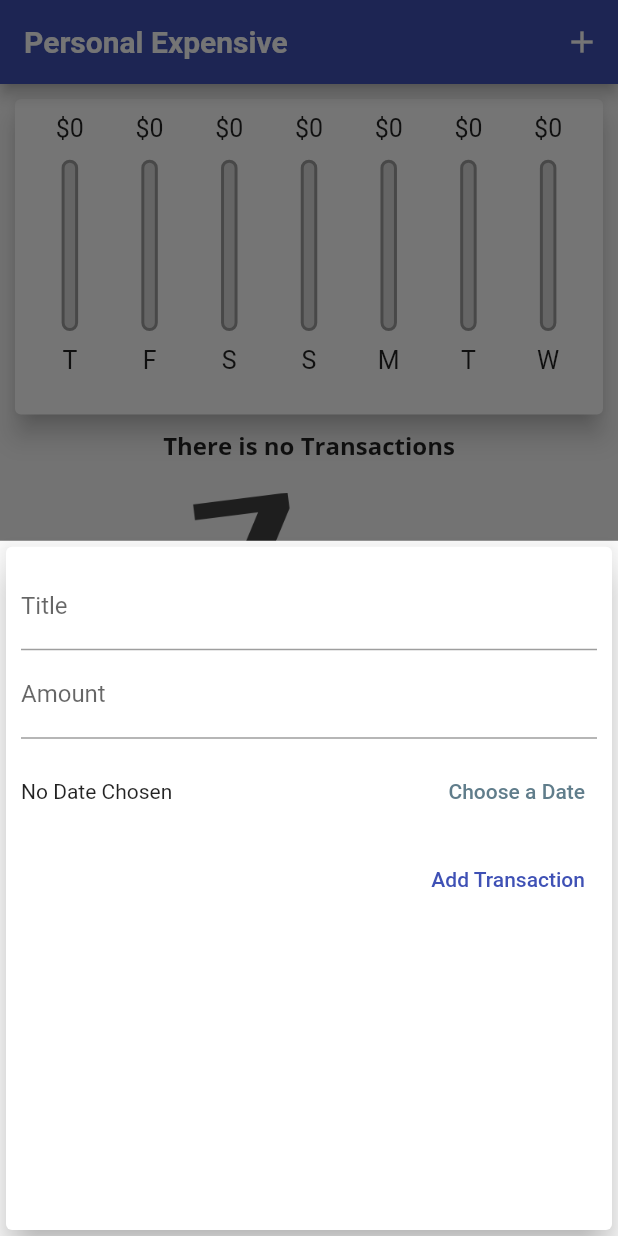
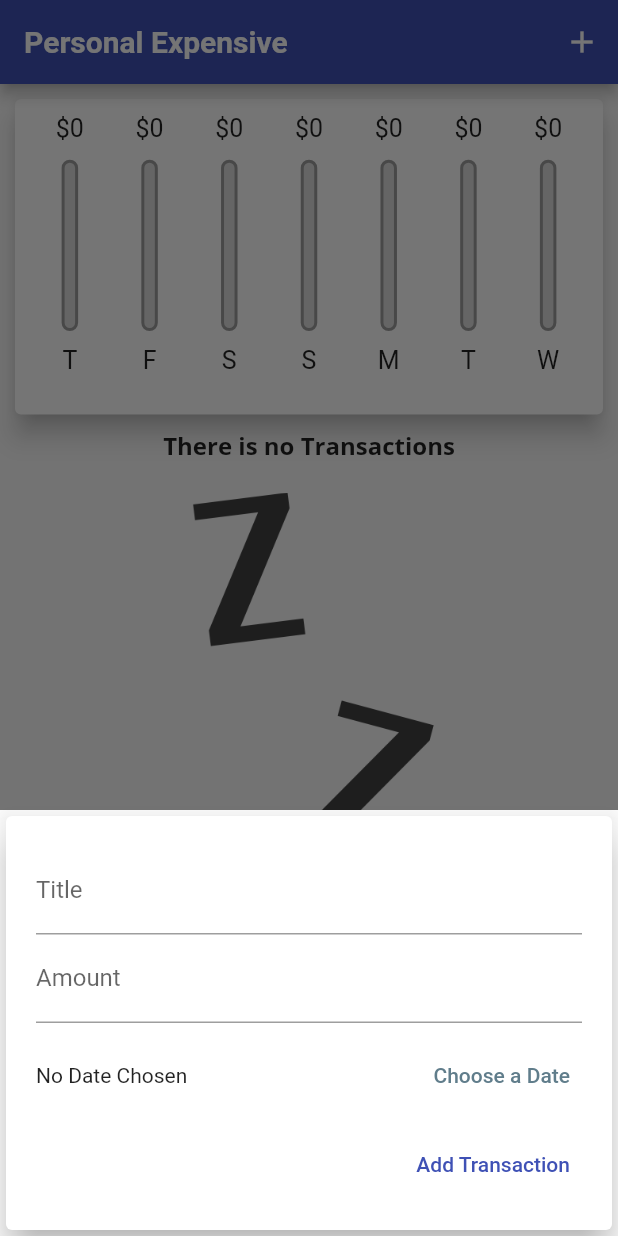
Before and after one commit to abu271200/Notes, a Flutter app: the screen it shows after launch, after a tap on the "add" icon, on a phone screen of 412 x 824 dp. Run offline on Flutter 3.47's test engine with Material 2 defaults, Android fonts, the phone set to English and light mode, and no system bars; Roboto replaces fonts that are missing (OpenSana).

Commit message:
all r cmplt

```diff
--- a/lib/main.dart
+++ b/lib/main.dart
@@ -95,7 +95,8 @@
 
 @override
   Widget build(BuildContext context) {
-    final islandscape = MediaQuery.of(context).orientation == Orientation.landscape;
+    final mediaQuery = MediaQuery.of(context);
+    final islandscape = mediaQuery.orientation == Orientation.landscape;
     final appBar =  AppBar(
           backgroundColor: Colors.indigo,
           title:Text('Personal Expensive'),
@@ -107,9 +108,9 @@
           ],
           );
           final txListWidget = Container(
-            height:(MediaQuery.of(context).size.height -
+            height:(mediaQuery.size.height -
                 appBar.preferredSize.height -
-                MediaQuery.of(context).padding.top) * 0.7,
+                mediaQuery.padding.top) * 0.7,
                child: TransactionList(_userTransactions, _deleteTransaction),
               );
         return Scaffold(
@@ -133,17 +134,17 @@
                     ],
                 ),
                 if (!islandscape) Container(
-                 height:(MediaQuery.of(context).size.height -
+                 height:(mediaQuery.size.height -
                 appBar.preferredSize.height -
-                MediaQuery.of(context).padding.top) * 0.3,
+                mediaQuery.padding.top) * 0.3,
                 child:Chart(_recentTransactions),
                 ),
                 if (!islandscape) txListWidget,
                if (islandscape) _showChart
                 ? Container(
-                 height:(MediaQuery.of(context).size.height -
+                 height:(mediaQuery.size.height -
                 appBar.preferredSize.height -
-                MediaQuery.of(context).padding.top) * 0.6,
+                mediaQuery.padding.top) * 0.6,
                 child:Chart(_recentTransactions),
                 )
                 :txListWidget,
--- a/lib/widgets/new_transaction.dart
+++ b/lib/widgets/new_transaction.dart
@@ -51,10 +51,16 @@
 
   @override
   Widget build(BuildContext context) {
-    return Card(
+    return SingleChildScrollView(
+      child: Card(
         elevation: 10,
         child: Container(
-        padding: EdgeInsets.all(10),
+          padding: EdgeInsets.only(
+            top: 20,
+            left: 20,
+            right: 20,
+            bottom: MediaQuery.of(context).viewInsets.bottom + 20,
+          ),
           child: Column(
             crossAxisAlignment: CrossAxisAlignment.end,
             children: <Widget>[
@@ -100,6 +106,7 @@
                       ]
                     ),
                   ),
+                ),
     );
   }
 }
--- a/lib/widgets/transaction_list.dart
+++ b/lib/widgets/transaction_list.dart
@@ -57,8 +57,14 @@
               fontSize: 15,
              color:Colors.grey),
             ),
-           trailing:
-           IconButton(icon: Icon(Icons.delete),
+           trailing: MediaQuery.of(context).size.width > 360 ?
+            TextButton.icon(
+            icon: Icon(Icons.delete),
+            label: Text('Delete'),
+            style:TextButton.styleFrom(primary: Colors.red),
+            onPressed: () => deleteTx(transactions[index].id),
+            )
+          : IconButton(icon: Icon(Icons.delete),
            color: Theme.of(context).errorColor,
            onPressed:() => deleteTx(transactions[index].id),
               ) ,
```
Lines whose indentation alone changed are shown as unchanged.
